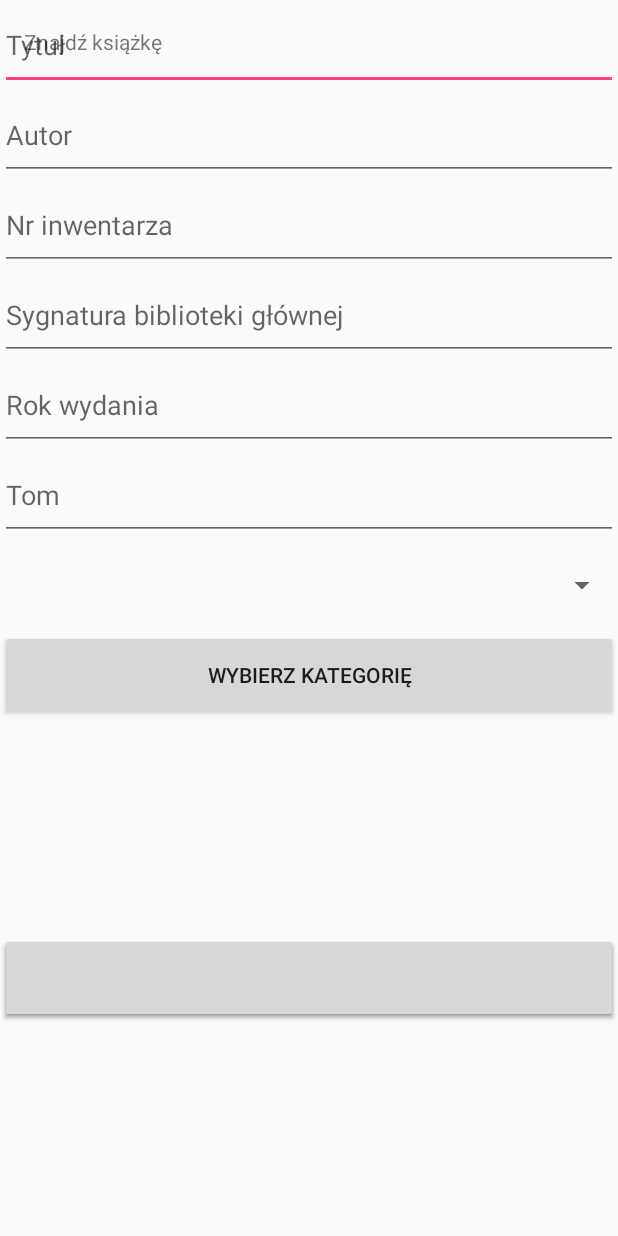
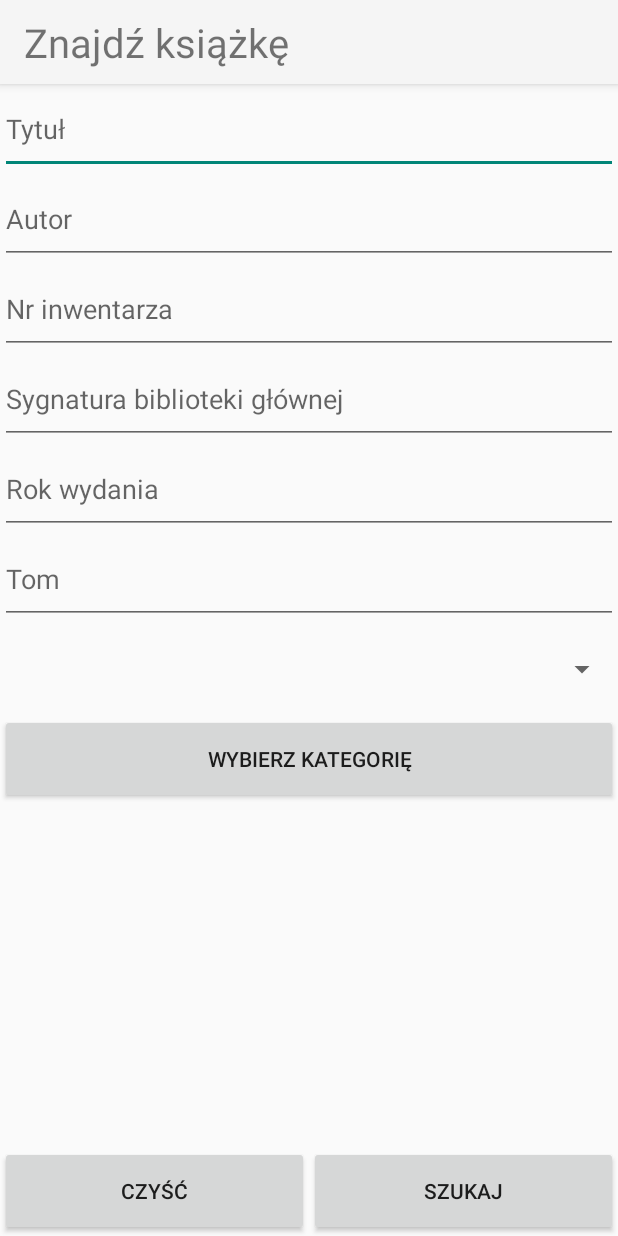
Before and after one commit to karo2193/libraryApp, an Android app: the layout activity_search.xml on its own in the app's theme, with its tools: preview values and no code run, on a phone screen of 412 x 824 dp. Run offline under Robolectric (Android 15) with nearby library versions, the phone set to English and light mode, and no system bars.

Commit message:
Changes in search layout

```diff
--- a/app/src/main/AndroidManifest.xml
+++ b/app/src/main/AndroidManifest.xml
@@ -11,7 +11,7 @@
         android:label="@string/app_name"
         android:roundIcon="@mipmap/ic_launcher_round"
         android:supportsRtl="true"
-        android:theme="@style/AppTheme">
+        android:theme="@style/Theme.AppCompat.Light.NoActionBar">
         <activity android:name=".ui.main.MainActivity">
             <intent-filter>
                 <action android:name="android.intent.action.MAIN"/>
--- a/app/src/main/java/com/library/proj/libraryapp/data/model/BookRequestFilters.java
+++ b/app/src/main/java/com/library/proj/libraryapp/data/model/BookRequestFilters.java
@@ -41,7 +41,7 @@ public class BookRequestFilters implements Parcelable {
     private String availability;
 
     public BookRequestFilters() {
-
+        //default empty constructor
     }
 
     protected BookRequestFilters(Parcel in) {
--- a/app/src/main/java/com/library/proj/libraryapp/ui/search/SearchActivity.java
+++ b/app/src/main/java/com/library/proj/libraryapp/ui/search/SearchActivity.java
@@ -99,6 +99,7 @@ public class SearchActivity extends BaseActivity<SearchContract.View, SearchPres
         setContentView(R.layout.activity_search);
         ButterKnife.bind(this);
         setSupportActionBar(toolbar);
+        getSupportActionBar().setDisplayShowTitleEnabled(false);
         setupComponents();
     }
 
@@ -125,7 +126,7 @@ public class SearchActivity extends BaseActivity<SearchContract.View, SearchPres
 
             @Override
             public void onNothingSelected(AdapterView<?> adapterView) {
-                //default implementation ignored
+
             }
         };
     }
--- a/app/src/main/res/layout/activity_search.xml
+++ b/app/src/main/res/layout/activity_search.xml
@@ -8,6 +8,7 @@
     tools:context="com.library.proj.libraryapp.ui.search.SearchActivity">
 
     <include
+        android:id="@+id/search_toolbar"
         layout="@layout/search_toolbar"
         app:layout_constraintLeft_toLeftOf="parent"
         app:layout_constraintRight_toRightOf="parent"
@@ -16,18 +17,19 @@
 
     <ScrollView
         android:id="@+id/search_sv"
-        android:layout_width="match_parent"
-        android:layout_height="wrap_content"
+        android:layout_width="0dp"
+        android:layout_height="0dp"
         app:layout_constraintLeft_toLeftOf="parent"
         app:layout_constraintRight_toRightOf="parent"
-        app:layout_constraintTop_toTopOf="parent"
-        app:layout_constraintBottom_toTopOf="@id/search_sv">
+        app:layout_constraintTop_toBottomOf="@id/search_toolbar"
+        app:layout_constraintBottom_toTopOf="@id/search_buttons_cl">
 
         <include
             layout="@layout/search_components_layout"/>
     </ScrollView>
 
     <android.support.constraint.ConstraintLayout
+        android:id="@+id/search_buttons_cl"
         android:layout_width="match_parent"
         android:layout_height="wrap_content"
         android:orientation="horizontal"
@@ -38,8 +40,9 @@
 
         <Button
             android:id="@+id/search_clear_btn"
-            android:layout_width="match_parent"
+            android:layout_width="0dp"
             android:layout_height="@dimen/search_component_height"
+            android:text="@string/search_clear"
             app:layout_constraintBottom_toBottomOf="parent"
             app:layout_constraintLeft_toLeftOf="parent"
             app:layout_constraintRight_toLeftOf="@id/search_search_btn"
@@ -47,8 +50,9 @@
 
         <Button
             android:id="@+id/search_search_btn"
-            android:layout_width="match_parent"
+            android:layout_width="0dp"
             android:layout_height="@dimen/search_component_height"
+            android:text="@string/search_search"
             app:layout_constraintBottom_toBottomOf="parent"
             app:layout_constraintLeft_toRightOf="@id/search_clear_btn"
             app:layout_constraintRight_toRightOf="parent"
--- a/app/src/main/res/layout/search_components_layout.xml
+++ b/app/src/main/res/layout/search_components_layout.xml
@@ -20,6 +20,7 @@
         android:layout_width="0dp"
         android:layout_height="@dimen/search_component_height"
         android:hint="@string/search_author"
+        android:inputType="textPersonName"
         app:layout_constraintBottom_toTopOf="@id/search_inventory_number_et"
         app:layout_constraintLeft_toLeftOf="parent"
         app:layout_constraintRight_toRightOf="parent"
@@ -50,6 +51,7 @@
         android:layout_width="0dp"
         android:layout_height="@dimen/search_component_height"
         android:hint="@string/search_year"
+        android:inputType="number"
         app:layout_constraintBottom_toTopOf="@id/search_volume_et"
         app:layout_constraintLeft_toLeftOf="parent"
         app:layout_constraintRight_toRightOf="parent"
--- a/app/src/main/res/layout/search_toolbar.xml
+++ b/app/src/main/res/layout/search_toolbar.xml
@@ -1,13 +1,19 @@
 <?xml version="1.0" encoding="utf-8"?>
 <android.support.v7.widget.Toolbar
+    xmlns:android="http://schemas.android.com/apk/res/android"
+    xmlns:app="http://schemas.android.com/apk/res-auto"
     android:id="@+id/search_toolbar"
-    xmlns:android="http://schemas.android.com/apk/res/android"
     android:layout_width="match_parent"
-    android:layout_height="wrap_content">
+    android:layout_height="?attr/actionBarSize"
+    android:background="?attr/colorPrimary"
+    android:elevation="4dp"
+    android:theme="@style/ThemeOverlay.AppCompat.ActionBar"
+    app:popupTheme="@style/ThemeOverlay.AppCompat.Light">
 
     <TextView
         android:layout_width="wrap_content"
         android:layout_height="wrap_content"
+        android:textSize="@dimen/text_large_size"
         android:text="@string/search_find_book"/>
 
 </android.support.v7.widget.Toolbar>
--- a/app/src/main/res/values-hdpi/dimens.xml
+++ b/app/src/main/res/values-hdpi/dimens.xml
@@ -7,4 +7,7 @@
 	<dimen name="padding_small">6dp</dimen>
 	<dimen name="search_component_height">60dp</dimen>
 	<dimen name="subcategory_item_margin_left">36dp</dimen>
+	<dimen name="text_small_size">16.8sp</dimen>
+	<dimen name="text_medium_size">21.6sp</dimen>
+	<dimen name="text_large_size">26.4sp</dimen>
 </resources>
--- a/app/src/main/res/values-xhdpi/dimens.xml
+++ b/app/src/main/res/values-xhdpi/dimens.xml
@@ -7,4 +7,7 @@
 	<dimen name="padding_small">9dp</dimen>
 	<dimen name="search_component_height">90dp</dimen>
 	<dimen name="subcategory_item_margin_left">54dp</dimen>
+	<dimen name="text_small_size">25.2sp</dimen>
+	<dimen name="text_medium_size">32.4sp</dimen>
+	<dimen name="text_large_size">39.6sp</dimen>
 </resources>
--- a/app/src/main/res/values-xxhdpi/dimens.xml
+++ b/app/src/main/res/values-xxhdpi/dimens.xml
@@ -6,4 +6,7 @@
 	<dimen name="margin_small">12dp</dimen>
 	<dimen name="image_default_size">57.6dp</dimen>
 	<dimen name="subcategory_item_margin_left">72dp</dimen>
+	<dimen name="text_small_size">33.6sp</dimen>
+	<dimen name="text_medium_size">43.2sp</dimen>
+	<dimen name="text_large_size">52.8sp</dimen>
 </resources>
--- a/app/src/main/res/values-xxxhdpi/dimens.xml
+++ b/app/src/main/res/values-xxxhdpi/dimens.xml
@@ -6,4 +6,7 @@
 	<dimen name="margin_small">15dp</dimen>
 	<dimen name="image_default_size">72dp</dimen>
 	<dimen name="subcategory_item_margin_left">90dp</dimen>
+	<dimen name="text_small_size">42sp</dimen>
+	<dimen name="text_medium_size">54sp</dimen>
+	<dimen name="text_large_size">66sp</dimen>
 </resources>
--- a/app/src/main/res/values/colors.xml
+++ b/app/src/main/res/values/colors.xml
@@ -1,6 +1,6 @@
 <?xml version="1.0" encoding="utf-8"?>
 <resources>
     <color name="colorPrimary">#3F51B5</color>
-    <color name="colorPrimaryDark">#303F9F</color>
+    <color name="colorPrimaryDark">#333F9F</color>
     <color name="colorAccent">#FF4081</color>
 </resources>
--- a/app/src/main/res/values/dimens.xml
+++ b/app/src/main/res/values/dimens.xml
@@ -11,4 +11,8 @@
     <dimen name="search_component_height">50dp</dimen>
 
     <dimen name="subcategory_item_margin_left">30dp</dimen>
+
+    <dimen name="text_small_size">14sp</dimen>
+    <dimen name="text_medium_size">18sp</dimen>
+    <dimen name="text_large_size">22sp</dimen>
 </resources>
```
